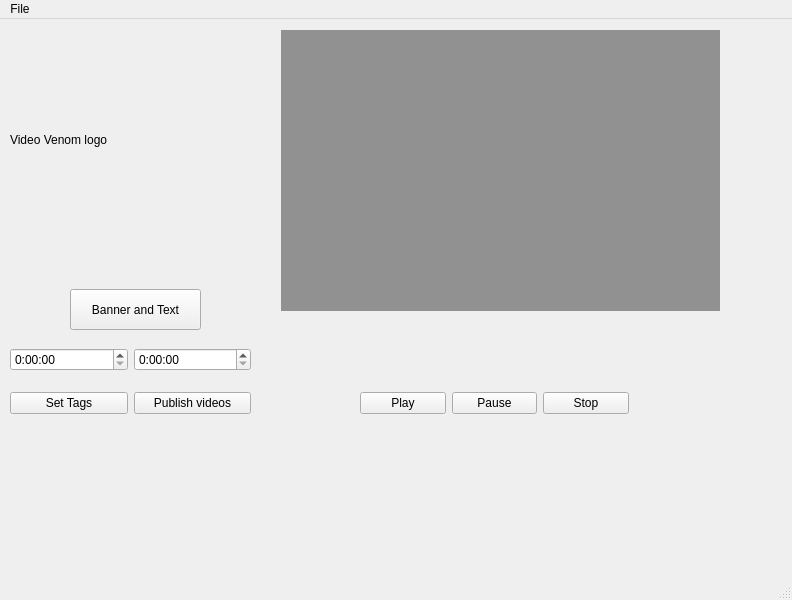
Old version of the form ui/basic.ui in the repository pratikone/videoVenom.
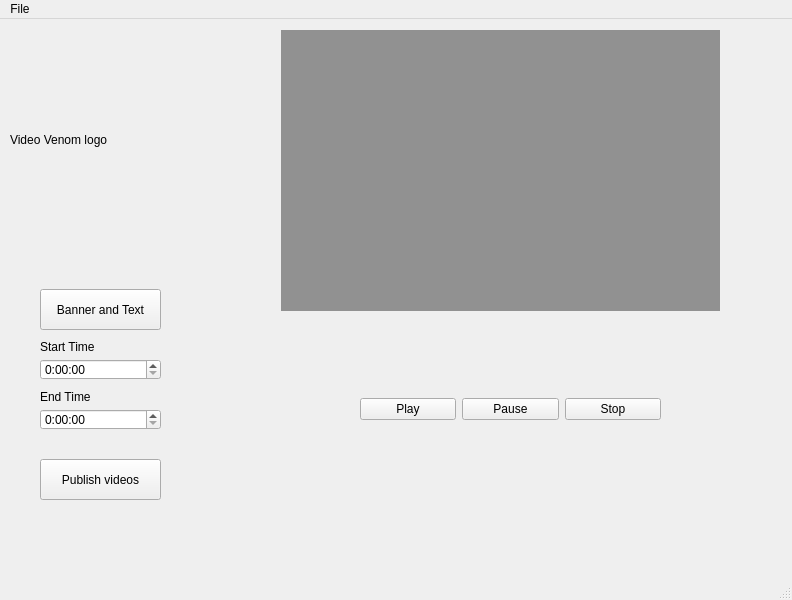
New version of the form. Custom widgets are drawn as their Qt base class.

Commit message: changed UI of the main window a bit

```diff
--- a/ui/basic.ui
+++ b/ui/basic.ui
@@ -56,9 +56,9 @@
    <widget class="QPushButton" name="bannerBtn">
     <property name="geometry">
      <rect>
-      <x>70</x>
+      <x>40</x>
       <y>270</y>
-      <width>131</width>
+      <width>121</width>
       <height>41</height>
      </rect>
     </property>
@@ -83,9 +83,9 @@
     <property name="geometry">
      <rect>
       <x>360</x>
-      <y>370</y>
-      <width>269</width>
-      <height>28</height>
+      <y>350</y>
+      <width>301</width>
+      <height>81</height>
      </rect>
     </property>
     <layout class="QHBoxLayout" name="horizontalLayout">
@@ -112,58 +112,82 @@
      </item>
     </layout>
    </widget>
-   <widget class="QWidget" name="layoutWidget">
+   <widget class="QLabel" name="startTimeLabel">
     <property name="geometry">
      <rect>
-      <x>10</x>
+      <x>40</x>
       <y>320</y>
-      <width>241</width>
-      <height>41</height>
+      <width>61</width>
+      <height>16</height>
      </rect>
     </property>
-    <layout class="QHBoxLayout" name="horizontalLayout_2">
-     <item>
-      <widget class="QTimeEdit" name="startTimeWidget">
-       <property name="displayFormat">
-        <string>h:mm:ss</string>
-       </property>
-      </widget>
-     </item>
-     <item>
-      <widget class="QTimeEdit" name="endTimeWidget">
-       <property name="displayFormat">
-        <string>h:mm:ss</string>
-       </property>
-      </widget>
-     </item>
-    </layout>
+    <property name="text">
+     <string>Start Time</string>
+    </property>
    </widget>
-   <widget class="QWidget" name="">
+   <widget class="QLabel" name="startTimeLabel_2">
     <property name="geometry">
      <rect>
-      <x>10</x>
+      <x>40</x>
       <y>370</y>
-      <width>241</width>
-      <height>28</height>
+      <width>61</width>
+      <height>16</height>
      </rect>
     </property>
-    <layout class="QHBoxLayout" name="horizontalLayout_3">
-     <item>
-      <widget class="QPushButton" name="tagsButton">
-       <property name="text">
-        <string>Set Tags</string>
-       </property>
-      </widget>
-     </item>
-     <item>
-      <widget class="QPushButton" name="publishButton">
-       <property name="text">
-        <string>Publish videos</string>
-       </property>
-      </widget>
-     </item>
-    </layout>
+    <property name="text">
+     <string>End Time</string>
+    </property>
    </widget>
+   <widget class="QTimeEdit" name="startTimeWidget">
+    <property name="geometry">
+     <rect>
+      <x>40</x>
+      <y>340</y>
+      <width>121</width>
+      <height>21</height>
+     </rect>
+    </property>
+    <property name="displayFormat">
+     <string>h:mm:ss</string>
+    </property>
+   </widget>
+   <widget class="QTimeEdit" name="endTimeWidget">
+    <property name="geometry">
+     <rect>
+      <x>40</x>
+      <y>390</y>
+      <width>121</width>
+      <height>21</height>
+     </rect>
+    </property>
+    <property name="displayFormat">
+     <string>h:mm:ss</string>
+    </property>
+   </widget>
+   <widget class="QPushButton" name="publishButton">
+    <property name="geometry">
+     <rect>
+      <x>40</x>
+      <y>440</y>
+      <width>121</width>
+      <height>41</height>
+     </rect>
+    </property>
+    <property name="text">
+     <string>Publish videos</string>
+    </property>
+   </widget>
+   <zorder>startTimeWidget</zorder>
+   <zorder>endTimeWidget</zorder>
+   <zorder>videoPlayer</zorder>
+   <zorder>seekSlider</zorder>
+   <zorder>volumeSlider</zorder>
+   <zorder>bannerBtn</zorder>
+   <zorder>logoLabel</zorder>
+   <zorder>layoutWidget</zorder>
+   <zorder>publishButton</zorder>
+   <zorder>startTimeLabel</zorder>
+   <zorder>startTimeLabel_2</zorder>
   </widget>
   <widget class="QMenuBar" name="menubar">
    <property name="geometry">
```
Left out of the diff: 14 changed lines with no effect on the pictures. The commit also changes 4 other files.
